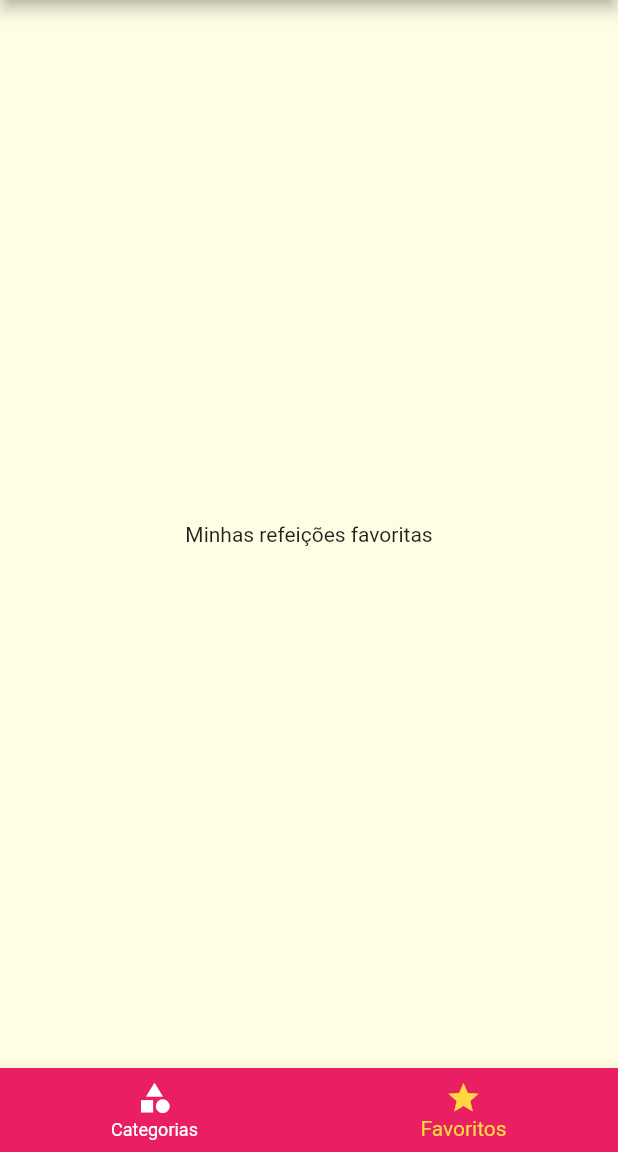
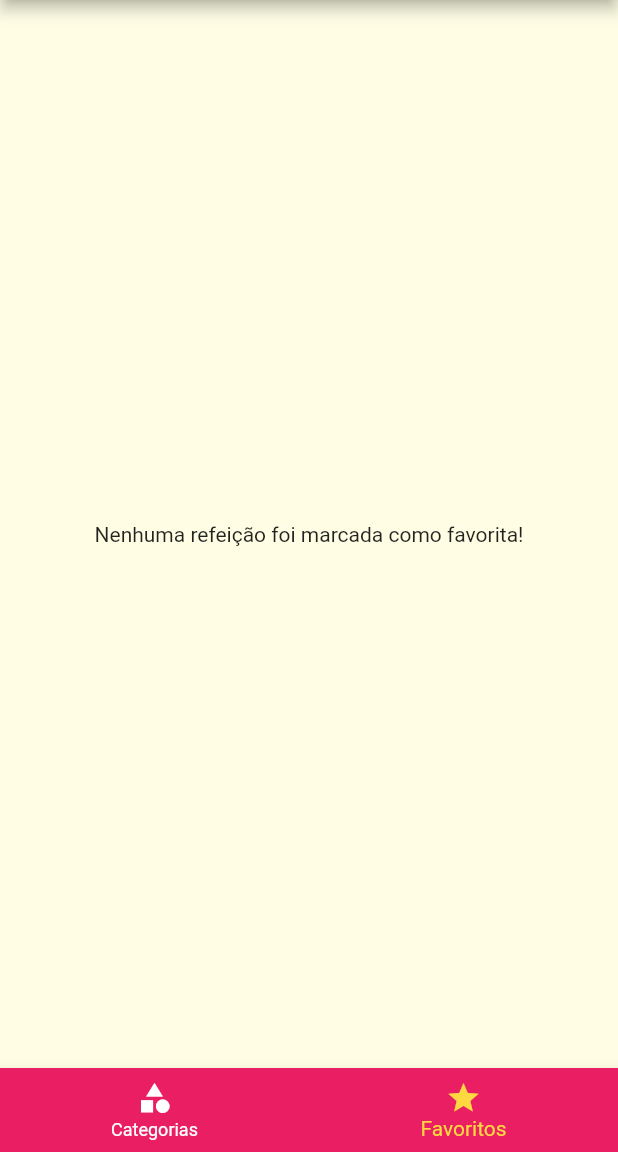
Before and after one commit to lucasalmeida00/meals, a Flutter app: the screen it shows after launch, item 2 of the bottom bar chosen, on a phone screen of 412 x 824 dp, the part 84-1236 px from its top. Run offline on Flutter 3.47's test engine with Material 2 defaults, Android fonts, the phone set to English and light mode, and no system bars.

Commit message:
feat: finalizado modulo de navegação

```diff
--- a/lib/screens/favorite_screen.dart
+++ b/lib/screens/favorite_screen.dart
@@ -1,4 +1,5 @@
 import 'package:flutter/material.dart';
+import 'package:meals/components/meal_item.dart';
 import 'package:meals/models/meal.dart';
 
 class FavoriteScreen extends StatelessWidget {
@@ -8,8 +9,23 @@ class FavoriteScreen extends StatelessWidget {
 
   @override
   Widget build(BuildContext context) {
-    return const Center(
-      child: Text('Minhas refeições favoritas'),
-    );
+    if (favoriteMeals.isEmpty) {
+      return const Center(
+        child: Text('Nenhuma refeição foi marcada como favorita!'),
+      );
+    } else {
+      return Center(
+        child: Center(
+          child: ListView.builder(
+            itemCount: favoriteMeals.length,
+            itemBuilder: (ctx, index) {
+              return MealItem(
+                favoriteMeals[index],
+              );
+            },
+          ),
+        ),
+      );
+    }
   }
 }
--- a/lib/screens/meal_detail_screen.dart
+++ b/lib/screens/meal_detail_screen.dart
@@ -74,10 +74,9 @@ class MealDetailScreen extends StatelessWidget {
             : const Icon(Icons.star_border),
         onPressed: () {
           onToggleFavorite(meal);
-          // Navigator.of(context).pop(meal.title);
         },
       ),
-      floatingActionButtonLocation: FloatingActionButtonLocation.miniEndTop,
+      // floatingActionButtonLocation: FloatingActionButtonLocation.miniEndTop,
     );
   }
 }
```
